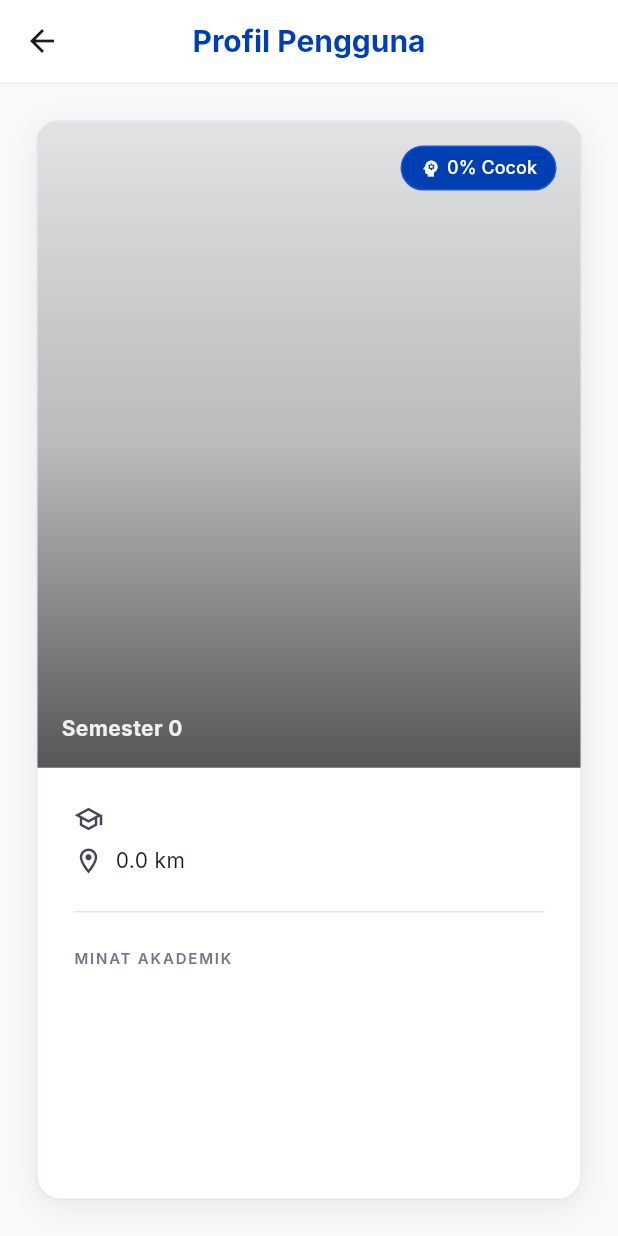
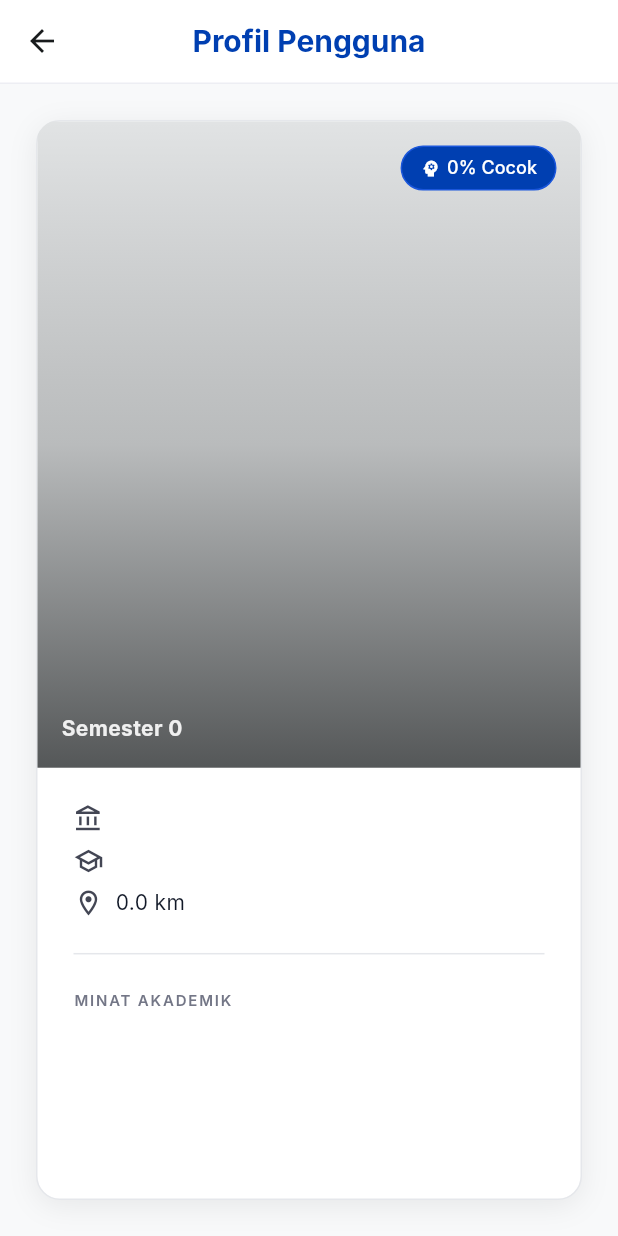
Before and after one commit to sakacyd/kovalen, a Flutter app: the PersonalRoomDetailPage screen opened directly with empty values, on a phone screen of 412 x 824 dp. Run offline on Flutter 3.47's test engine with Material 3 defaults, Android fonts, the phone set to English and light mode, and no system bars; our stand-ins replace flutter_bloc, flutter_dotenv, fpdart, geolocator, get_it, hive and 3 more; accounts and stored records are empty; Roboto replaces fonts that are missing (Inter).

Commit message:
feat: enhance MatchmakingCard to display university information and update related pages

```diff
--- a/lib/data/models/user_model.dart
+++ b/lib/data/models/user_model.dart
@@ -45,7 +45,7 @@ class UserModel extends User {
       universityId: json['university_id'] ?? '',
       studyProgramId: json['study_program_id'] ?? '',
       universityName: json['university_name'] ?? (json['university'] != null ? json['university']['name'] : null),
-      studyProgramName: json['study_program_name'] ?? (json['study_program'] != null ? json['study_program']['name'] : null),
+      studyProgramName: json['study_program_name'] ?? (json['study_program'] != null ? '${json['study_program']['education_level']} ${json['study_program']['name']}' : null),
       role: json['role'] ?? 'pelanggan',
       ratingScore: (json['rating_score'] as num?)?.toDouble() ?? 0.0,
       ratingCount: json['rating_count'] as int? ?? 0,
--- a/lib/presentation/pages/matchmaking_page.dart
+++ b/lib/presentation/pages/matchmaking_page.dart
@@ -128,6 +128,9 @@ class _MatchmakingPageState extends State<MatchmakingPage> {
                   child: MatchmakingCard(
                     name: match.user.fullName,
                     semester: match.user.semester.toString(),
+                    university:
+                        match.user.universityName ??
+                        match.user.universityId,
                     major:
                         match.user.studyProgramName ??
                         match.user.studyProgramId,
--- a/lib/presentation/pages/message_room/personal_room_detail_page.dart
+++ b/lib/presentation/pages/message_room/personal_room_detail_page.dart
@@ -79,6 +79,7 @@ class _PersonalRoomDetailPageState extends State<PersonalRoomDetailPage> {
                 child: MatchmakingCard(
                   name: user.fullName,
                   semester: user.semester.toString(),
+                  university: user.universityName ?? user.universityId,
                   major: user.studyProgramName ?? user.studyProgramId,
                   distance: '${distance.toStringAsFixed(1)} km',
                   matchPercentage: matchPercentage,
--- a/lib/presentation/widgets/matchmaking_card.dart
+++ b/lib/presentation/widgets/matchmaking_card.dart
@@ -4,6 +4,7 @@ import '../../core/theme/app_pallete.dart';
 class MatchmakingCard extends StatelessWidget {
   final String name;
   final String semester;
+  final String university;
   final String major;
   final String distance;
   final int matchPercentage;
@@ -16,6 +17,7 @@ class MatchmakingCard extends StatelessWidget {
     super.key,
     required this.name,
     required this.semester,
+    required this.university,
     required this.major,
     required this.distance,
     required this.matchPercentage,
@@ -196,6 +198,19 @@ class MatchmakingCard extends StatelessWidget {
                 children: [
                   Row(
                     children: [
+                      const Icon(Icons.account_balance_outlined, size: 20, color: AppPallete.textSecondary),
+                      const SizedBox(width: 8),
+                      Text(
+                        university,
+                        style: Theme.of(context).textTheme.bodyMedium?.copyWith(
+                          fontWeight: FontWeight.w500,
+                        ),
+                      ),
+                    ],
+                  ),
+                  const SizedBox(height: 8),
+                  Row(
+                    children: [
                       const Icon(Icons.school_outlined, size: 20, color: AppPallete.textSecondary),
                       const SizedBox(width: 8),
                       Text(
```
